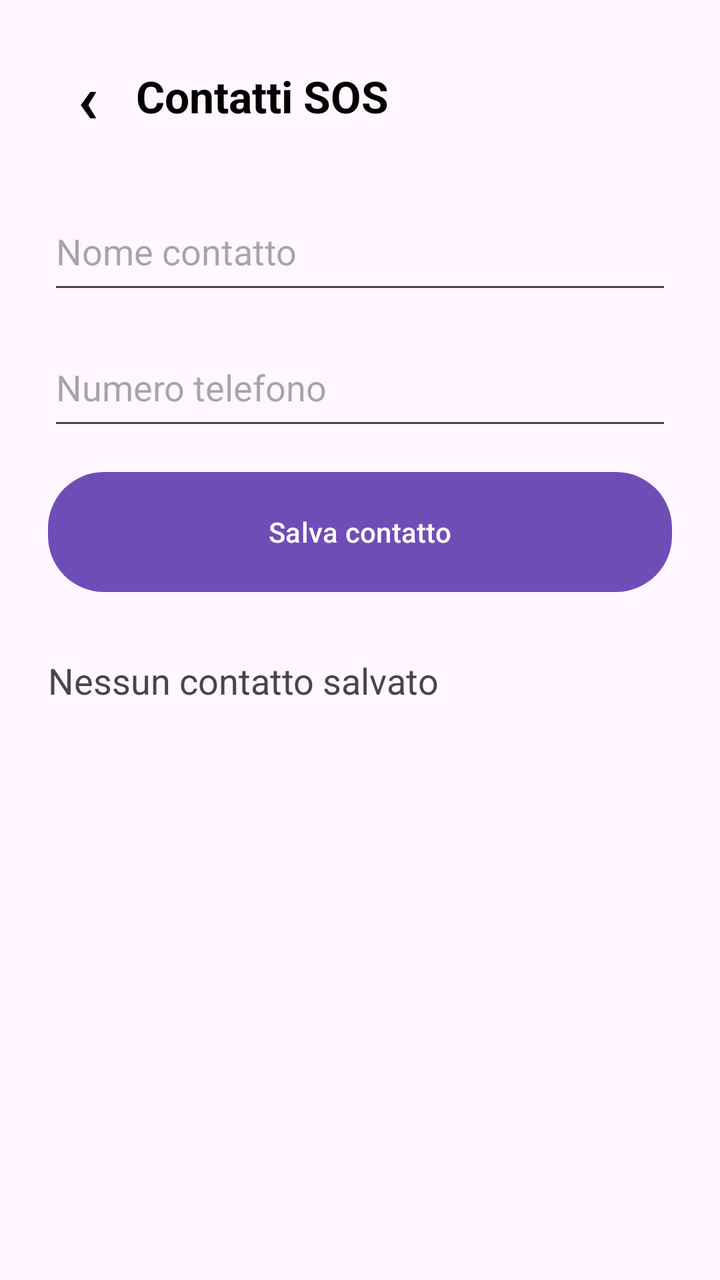
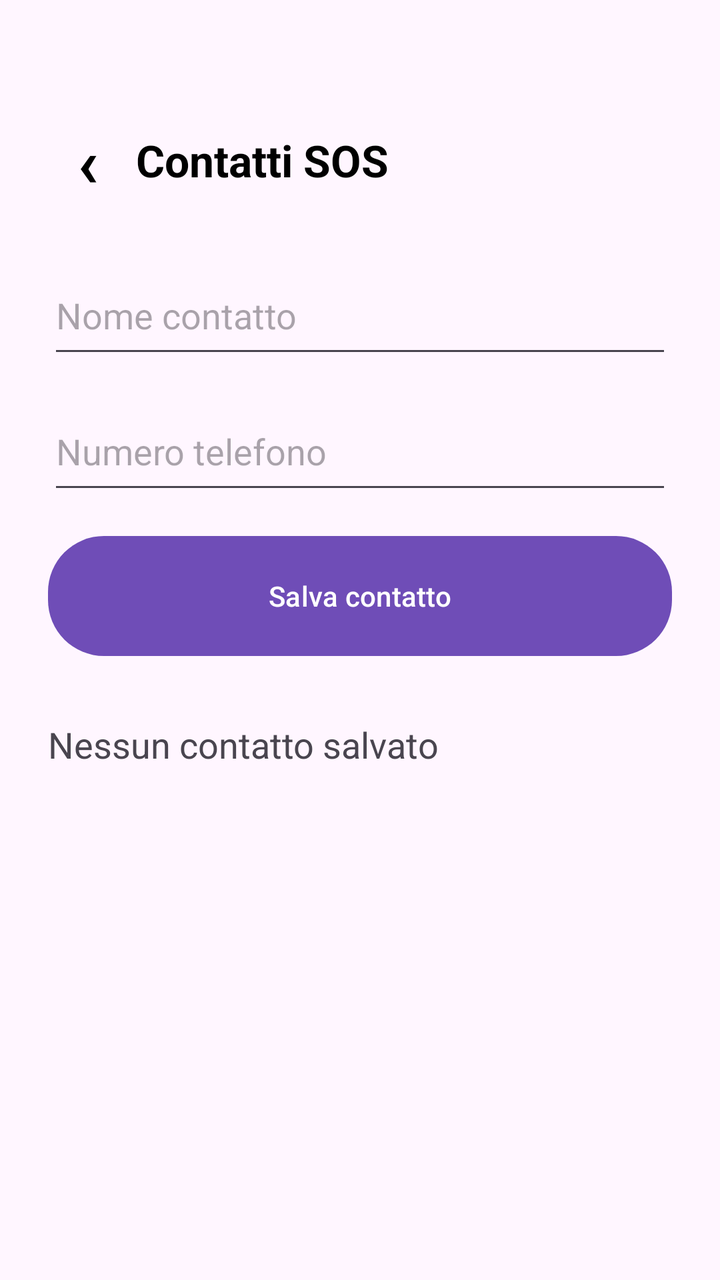

An Android layout rendered at two revisions. The XML below is the earlier revision; the diff shows what the commit changed to produce the second picture.
<!-- AndroidManifest.xml: application theme Theme.ShieldUp -->
<!-- res/layout/fragment_contacts.xml -->
<?xml version="1.0" encoding="utf-8"?>
<ScrollView xmlns:android="http://schemas.android.com/apk/res/android"
    xmlns:app="http://schemas.android.com/apk/res-auto"
    android:layout_width="match_parent"
    android:layout_height="match_parent"
    android:background="@color/shield_light_bg">

    <LinearLayout
        android:layout_width="match_parent"
        android:layout_height="wrap_content"
        android:orientation="vertical"
        android:padding="24dp">

        <LinearLayout
            android:layout_width="match_parent"
            android:layout_height="48dp"
            android:gravity="center_vertical"
            android:orientation="horizontal">

            <TextView
                android:id="@+id/btnBack"
                android:layout_width="40dp"
                android:layout_height="match_parent"
                android:gravity="center"
                android:text="‹"
                android:textColor="@color/black"
                android:textSize="34sp"
                android:textStyle="bold"
                android:clickable="true"
                android:focusable="true" />

            <TextView
                android:layout_width="wrap_content"
                android:layout_height="match_parent"
                android:gravity="center_vertical"
                android:layout_marginStart="4dp"
                android:text="Contatti SOS"
                android:textColor="@color/black"
                android:textSize="22sp"
                android:textStyle="bold" />

        </LinearLayout>

        <EditText
            android:id="@+id/etName"
            android:layout_width="match_parent"
            android:layout_height="56dp"
            android:layout_marginTop="24dp"
            android:hint="Nome contatto" />

        <EditText
            android:id="@+id/etPhone"
            android:layout_width="match_parent"
            android:layout_height="56dp"
            android:layout_marginTop="12dp"
            android:hint="Numero telefono"
            android:inputType="phone" />

        <Button
            android:id="@+id/btnSaveContact"
            android:layout_width="match_parent"
            android:layout_height="60dp"
            android:layout_marginTop="16dp"
            android:background="@drawable/bg_purple_button"
            android:text="Salva contatto"
            android:textColor="@color/white"
            app:backgroundTint="@null" />

        <TextView
            android:id="@+id/txtContacts"
            android:layout_width="match_parent"
            android:layout_height="wrap_content"
            android:layout_marginTop="32dp"
            android:text="Nessun contatto salvato"
            android:textSize="18sp" />

    </LinearLayout>

</ScrollView>
<!-- resources referenced by this layout -->
<resources>
  <color name="black">#000000</color>
  <color name="shield_light_bg">#FFF6FF</color>
  <color name="white">#FFFFFF</color>
  <!-- drawable bg_purple_button (drawable) -->
  <?xml version="1.0" encoding="utf-8"?>
  <shape xmlns:android="http://schemas.android.com/apk/res/android">
      <solid android:color="@color/shield_purple" />
      <corners android:radius="28dp" />
  </shape>
  <style name="Theme.ShieldUp" parent="Base.Theme.ShieldUp" />
  <color name="shield_purple">#6F4DB7</color>
  <style name="Base.Theme.ShieldUp" parent="Theme.Material3.DayNight.NoActionBar">
          
          
      </style>
</resources>

<!-- the commit's change to res/layout/fragment_contacts.xml (unified diff, before → after) -->
@@ -9,7 +9,10 @@
         android:layout_width="match_parent"
         android:layout_height="wrap_content"
         android:orientation="vertical"
-        android:padding="24dp">
+        android:paddingStart="24dp"
+        android:paddingTop="56dp"
+        android:paddingEnd="24dp"
+        android:paddingBottom="24dp">
 
         <LinearLayout
             android:layout_width="match_parent"
@@ -21,19 +24,19 @@
                 android:id="@+id/btnBack"
                 android:layout_width="40dp"
                 android:layout_height="match_parent"
+                android:clickable="true"
+                android:focusable="true"
                 android:gravity="center"
                 android:text="‹"
                 android:textColor="@color/black"
                 android:textSize="34sp"
-                android:textStyle="bold"
-                android:clickable="true"
-                android:focusable="true" />
+                android:textStyle="bold" />
 
             <TextView
                 android:layout_width="wrap_content"
                 android:layout_height="match_parent"
+                android:layout_marginStart="4dp"
                 android:gravity="center_vertical"
-                android:layout_marginStart="4dp"
                 android:text="Contatti SOS"
                 android:textColor="@color/black"
                 android:textSize="22sp"
